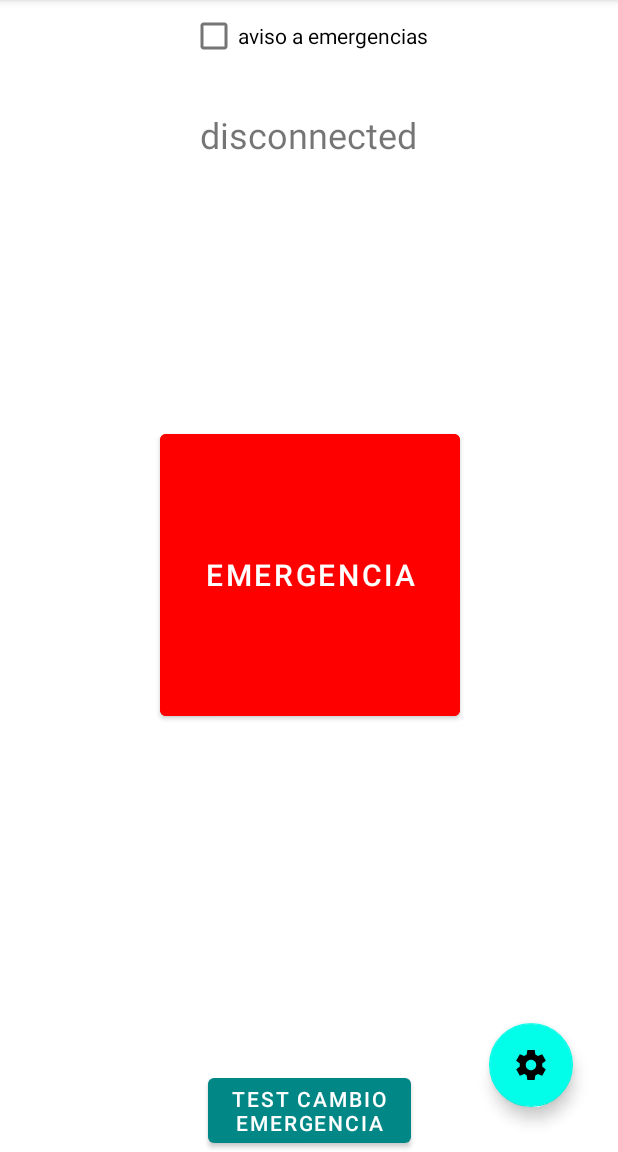
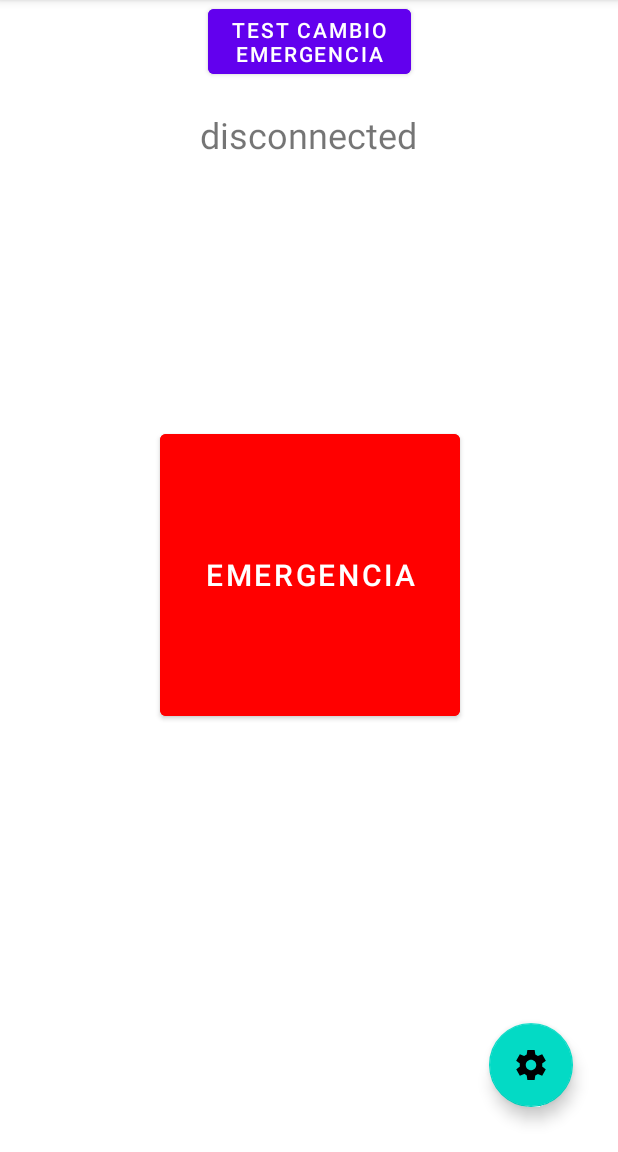
Before and after one commit to ceachesantos/ALUDE, an Android app: the screen it shows after launch (MainActivity), on a phone screen of 412 x 824 dp, the part 84-1236 px from its top. Run offline under Robolectric (Android 15) with nearby library versions, the phone set to English and light mode, and no system bars.

Commit message:
cambio distribucion

```diff
--- a/app/src/main/java/com/example/alude/MainActivity.java
+++ b/app/src/main/java/com/example/alude/MainActivity.java
@@ -4,7 +4,6 @@ import androidx.annotation.Nullable;
 import androidx.appcompat.app.AppCompatActivity;
 import androidx.core.app.ActivityCompat;
 import androidx.core.content.ContextCompat;
-import androidx.preference.Preference;
 
 import android.annotation.SuppressLint;
 import android.content.Context;
@@ -43,6 +42,8 @@ public class MainActivity extends AppCompatActivity {
     private boolean daltonismo = false;
     private SmsManager smsManager;
     String namePref, phone1Pref,phone2Pref,phone3Pref,phone4Pref;
+    private Context context;
+    private int duration;
 
     /*@Override
     protected void onCreate(Bundle savedInstanceState) {
@@ -104,11 +105,15 @@ public class MainActivity extends AppCompatActivity {
 
         mediaPlayer = MediaPlayer.create(this, R.raw.alarm);
 
+        context = getApplicationContext();
+        //CharSequence text = "Hello toast!";
+        duration = Toast.LENGTH_SHORT;
+
         //bluetooth conectado
         mShowConnection = (TextView) findViewById(R.id.info_connection);
         bEmergencia = findViewById(R.id.bEmergencia);
         bEmergencia.setText("Emergencia");
-        checkbox = (CheckBox) findViewById(R.id.checkBox);
+        //checkbox = (CheckBox) findViewById(R.id.checkBox);
         //swDaltonismo = (Switch) findViewById(R.id.sw_daltonismo);
 
         final Handler handler = new Handler();
@@ -121,7 +126,6 @@ public class MainActivity extends AppCompatActivity {
                 handler.postDelayed(this, delay);
             }
         }, delay);
-
 
         //Initializing and creating a variable for our button
         FloatingActionButton settingsBtn = findViewById(R.id.floatingActionButton);
@@ -192,8 +196,9 @@ public class MainActivity extends AppCompatActivity {
                             catch (Exception e){
                                 Log.d("EMERGENCIA", "envioSMS no funciona");
                             }
-                            checkbox.setChecked(true);
-                            checkbox.setChecked(false);
+
+                            Toast.makeText(context, "SMS de emergencia enviado.", duration).show();
+
                             if(mediaPlayer.isPlaying()) stopSound();
                             emergencia=false;
                         }
@@ -236,7 +241,6 @@ public class MainActivity extends AppCompatActivity {
         mediaPlayer.stop();
     }
 
-
     /*public void testConnection(View view) {
         mShowConnection.setText("connected");
 
--- a/app/src/main/res/layout/activity_main.xml
+++ b/app/src/main/res/layout/activity_main.xml
@@ -12,9 +12,10 @@
         android:layout_height="wrap_content"
         android:onClick="testCambioEmergencia"
         android:text="test cambio\nemergencia"
-        app:layout_constraintBottom_toBottomOf="parent"
         app:layout_constraintEnd_toEndOf="parent"
-        app:layout_constraintStart_toStartOf="parent" />
+        app:layout_constraintStart_toStartOf="parent"
+        app:layout_constraintTop_toTopOf="parent"
+        android:backgroundTint="@color/purple_500"/>
 
     <TextView
         android:id="@+id/info_connection"
@@ -44,15 +45,6 @@
         app:layout_constraintTop_toTopOf="parent"
         app:layout_constraintVertical_bias="0.499" /> <!-- Use SP(Scale Independent Pixel) -->
 
-    <CheckBox
-        android:id="@+id/checkBox"
-        android:layout_width="wrap_content"
-        android:layout_height="wrap_content"
-        android:checked="false"
-        android:text="aviso a emergencias"
-        app:layout_constraintEnd_toEndOf="parent"
-        app:layout_constraintStart_toStartOf="parent"
-        app:layout_constraintTop_toTopOf="parent" />
 <!--
     <Switch
         android:id="@+id/sw_daltonismo"
@@ -78,7 +70,7 @@
         android:clickable="true"
         android:contentDescription="@string/contentDescription"
         android:focusable="true"
-        app:backgroundTint="#02FDE8"
+        app:backgroundTint="@color/teal_200"
         app:layout_constraintBottom_toBottomOf="parent"
         app:layout_constraintEnd_toEndOf="parent"
         app:rippleColor="#000000"
```
